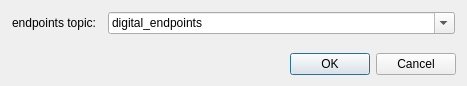
Qt form iop_rqt_digital_resource_viewer_fkie/src/iop_rqt_digital_resource_viewer_fkie/iop_rqt_digital_resource_viewer_config.ui (fkie/iop_gui) before a commit.
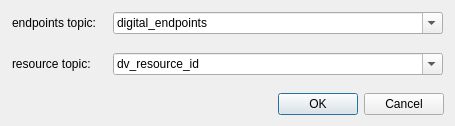
The same form after that commit.

Commit message: added switch digital resource

Diff of the .ui file:
```diff
--- a/iop_rqt_digital_resource_viewer_fkie/src/iop_rqt_digital_resource_viewer_fkie/iop_rqt_digital_resource_viewer_config.ui
+++ b/iop_rqt_digital_resource_viewer_fkie/src/iop_rqt_digital_resource_viewer_fkie/iop_rqt_digital_resource_viewer_config.ui
@@ -6,8 +6,8 @@
    <rect>
     <x>0</x>
     <y>0</y>
-    <width>467</width>
-    <height>86</height>
+    <width>455</width>
+    <height>126</height>
    </rect>
   </property>
   <property name="windowTitle">
@@ -23,19 +23,6 @@
       <property name="margin">
        <number>1</number>
       </property>
-      <item row="0" column="0">
-       <widget class="QLabel" name="label_2">
-        <property name="minimumSize">
-         <size>
-          <width>90</width>
-          <height>0</height>
-         </size>
-        </property>
-        <property name="text">
-         <string>endpoints topic:</string>
-        </property>
-       </widget>
-      </item>
       <item row="0" column="1">
        <widget class="QComboBox" name="comboBox_endpoints_topic">
         <property name="sizePolicy">
@@ -50,6 +37,62 @@
         <item>
          <property name="text">
           <string>digital_endpoints</string>
+         </property>
+        </item>
+       </widget>
+      </item>
+      <item row="0" column="0">
+       <widget class="QLabel" name="label_2">
+        <property name="minimumSize">
+         <size>
+          <width>95</width>
+          <height>0</height>
+         </size>
+        </property>
+        <property name="text">
+         <string>endpoints topic:</string>
+        </property>
+       </widget>
+      </item>
+     </layout>
+    </widget>
+   </item>
+   <item>
+    <widget class="QFrame" name="frame_5">
+     <layout class="QFormLayout" name="formLayout_3">
+      <property name="fieldGrowthPolicy">
+       <enum>QFormLayout::ExpandingFieldsGrow</enum>
+      </property>
+      <property name="margin">
+       <number>1</number>
+      </property>
+      <item row="0" column="0">
+       <widget class="QLabel" name="currentResourceLabel">
+        <property name="minimumSize">
+         <size>
+          <width>95</width>
+          <height>0</height>
+         </size>
+        </property>
+        <property name="text">
+         <string>resource topic: </string>
+        </property>
+       </widget>
+      </item>
+      <item row="0" column="1">
+       <widget class="QComboBox" name="comboBox_resource_topic">
+        <property name="sizePolicy">
+         <sizepolicy hsizetype="MinimumExpanding" vsizetype="Fixed">
+          <horstretch>0</horstretch>
+          <verstretch>0</verstretch>
+         </sizepolicy>
+        </property>
+        <property name="editable">
+         <bool>true</bool>
+        </property>
+        <item>
+         <property name="text">
+          <string>dv_resource_id</string>
          </property>
         </item>
        </widget>
```
The commit also changes 3 other files.
